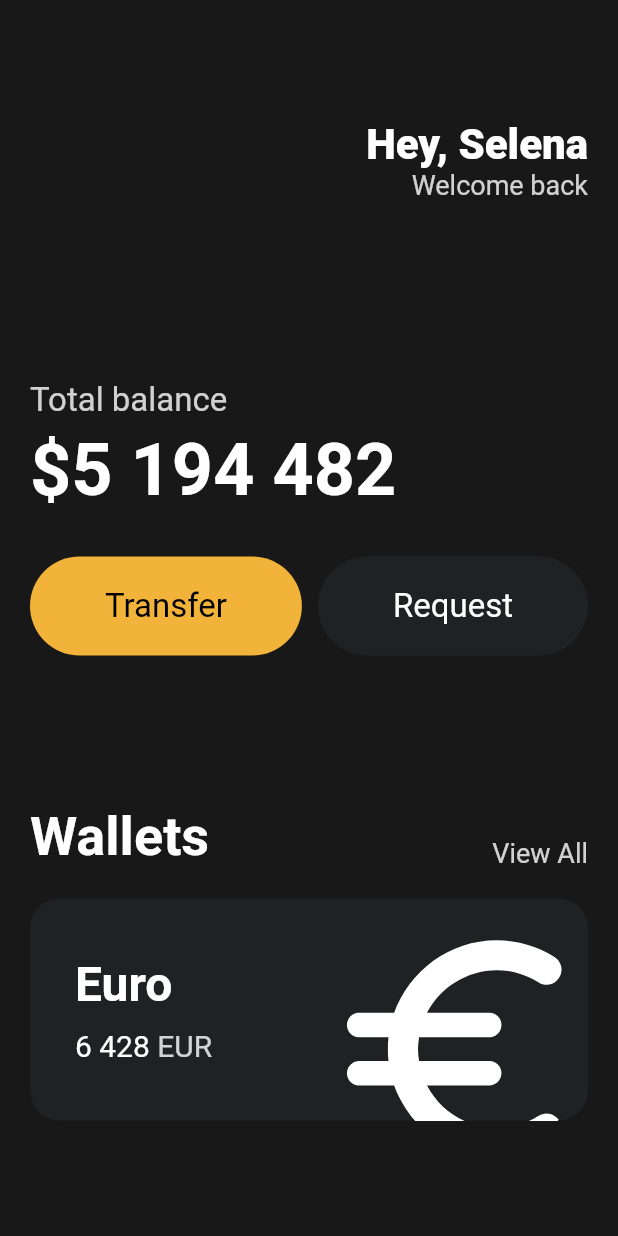
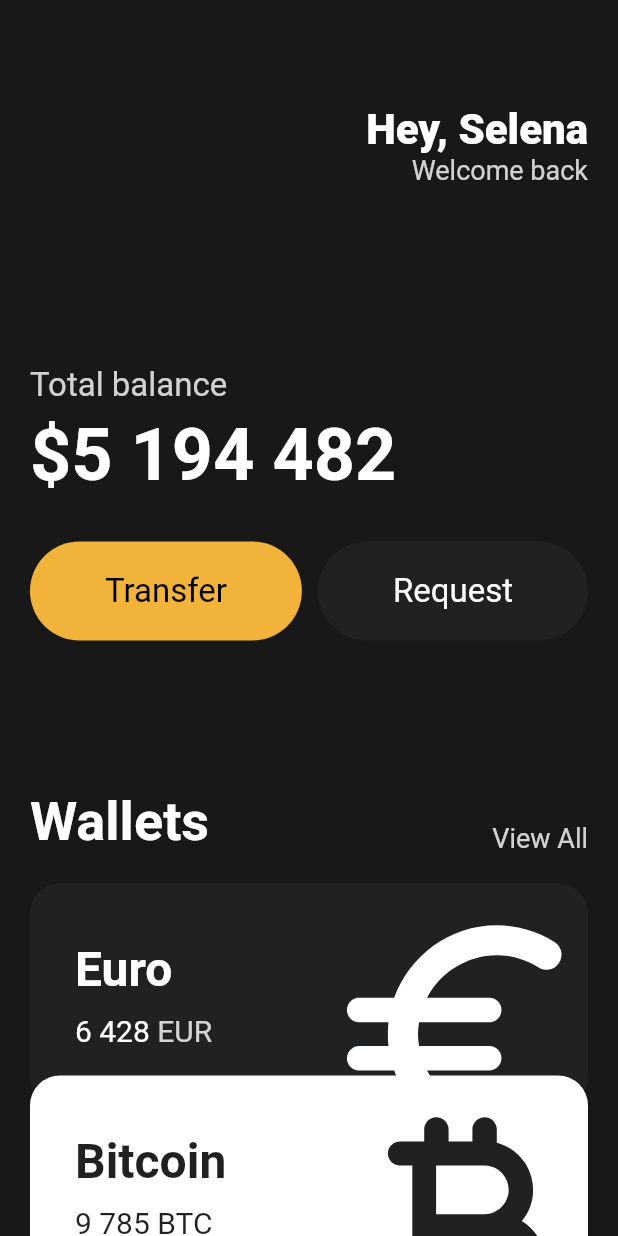
Before and after one commit to WhiteKr/selena-wallet, a Flutter app: the screen it shows after launch, on a phone screen of 412 x 824 dp. Run offline on Flutter 3.47's test engine with Material 2 defaults, Android fonts, the phone set to English and light mode, and no system bars.

Commit message:
update: three cards using new widget

```diff
--- a/lib/main.dart
+++ b/lib/main.dart
@@ -1,5 +1,6 @@
 import 'package:flutter/material.dart';
 import 'package:toonflix/widgets/button.dart';
+import 'package:toonflix/widgets/currency_card.dart';
 
 void main() {
   runApp(const App());
@@ -13,12 +14,13 @@
     return MaterialApp(
       home: Scaffold(
         backgroundColor: const Color(0xFF181818),
-        body: Padding(
+        body: SingleChildScrollView(
+          child: Padding(
             padding: const EdgeInsets.symmetric(horizontal: 20),
             child: Column(
               crossAxisAlignment: CrossAxisAlignment.start,
               children: [
-              const SizedBox(height: 80),
+                const SizedBox(height: 70),
                 Row(
                   mainAxisAlignment: MainAxisAlignment.end,
                   children: [
@@ -100,68 +102,37 @@
                   ],
                 ),
                 const SizedBox(height: 20),
-              Container(
-                clipBehavior: Clip.hardEdge,
-                decoration: BoxDecoration(
-                  color: const Color(0xFF1F2123),
-                  borderRadius: BorderRadius.circular(20),
+                const CurrencyCard(
+                  name: 'Euro',
+                  code: 'EUR',
+                  amount: '6 428',
+                  icon: Icons.euro_rounded,
+                  isInverted: false,
                 ),
-                child: Padding(
-                  padding: const EdgeInsets.all(30),
-                  child: Row(
-                    mainAxisAlignment: MainAxisAlignment.spaceBetween,
-                    children: [
-                      Column(
-                        crossAxisAlignment: CrossAxisAlignment.start,
-                        children: [
-                          const Text(
-                            'Euro',
-                            style: TextStyle(
-                              color: Colors.white,
-                              fontSize: 32,
-                              fontWeight: FontWeight.w600,
+                Transform.translate(
+                  offset: const Offset(0, -20),
+                  child: const CurrencyCard(
+                    name: 'Bitcoin',
+                    code: 'BTC',
+                    amount: '9 785',
+                    icon: Icons.currency_bitcoin_rounded,
+                    isInverted: true,
                   ),
                 ),
-                          const SizedBox(height: 10),
-                          Row(
-                            children: [
-                              const Text(
-                                '6 428',
-                                style: TextStyle(
-                                  color: Colors.white,
-                                  fontSize: 20,
-                                ),
-                              ),
-                              const SizedBox(width: 5),
-                              Text(
-                                'EUR',
-                                style: TextStyle(
-                                  color: Colors.white.withOpacity(0.8),
-                                  fontSize: 20,
-                                ),
-                              ),
-                            ],
-                          ),
-                        ],
-                      ),
-                      Transform.scale(
-                        scale: 2.2,
-                        child: Transform.translate(
-                          offset: const Offset(-5, 12),
-                          child: const Icon(
-                            Icons.euro_rounded,
-                            color: Colors.white,
-                            size: 88,
-                          ),
+                Transform.translate(
+                  offset: const Offset(0, -40),
+                  child: const CurrencyCard(
+                    name: 'Dollar',
+                    code: 'USD',
+                    amount: '428',
+                    icon: Icons.attach_money_rounded,
+                    isInverted: false,
                   ),
                 ),
               ],
             ),
           ),
         ),
-            ],
-          ),
-        ),
       ),
     );
   }
--- /dev/null
+++ b/lib/widgets/currency_card.dart
@@ -0,0 +1,83 @@
+import 'package:flutter/material.dart';
+
+class CurrencyCard extends StatelessWidget {
+  final String name, code, amount;
+  final IconData icon;
+  final bool isInverted;
+
+  final _blackColor = const Color(0xFF1F2123);
+
+  const CurrencyCard({
+    super.key,
+    required this.name,
+    required this.code,
+    required this.amount,
+    required this.icon,
+    required this.isInverted,
+  });
+
+  @override
+  Widget build(BuildContext context) {
+    return Container(
+      clipBehavior: Clip.hardEdge,
+      decoration: BoxDecoration(
+        color: isInverted ? Colors.white : _blackColor,
+        borderRadius: BorderRadius.circular(20),
+      ),
+      child: Padding(
+        padding: const EdgeInsets.all(30),
+        child: Row(
+          mainAxisAlignment: MainAxisAlignment.spaceBetween,
+          children: [
+            Column(
+              crossAxisAlignment: CrossAxisAlignment.start,
+              children: [
+                Text(
+                  name,
+                  style: TextStyle(
+                    color: isInverted ? _blackColor : Colors.white,
+                    fontSize: 32,
+                    fontWeight: FontWeight.w600,
+                  ),
+                ),
+                const SizedBox(height: 10),
+                Row(
+                  children: [
+                    Text(
+                      amount,
+                      style: TextStyle(
+                        color: isInverted ? _blackColor : Colors.white,
+                        fontSize: 20,
+                      ),
+                    ),
+                    const SizedBox(width: 5),
+                    Text(
+                      code,
+                      style: TextStyle(
+                        color: isInverted
+                            ? _blackColor
+                            : Colors.white.withOpacity(0.8),
+                        fontSize: 20,
+                      ),
+                    ),
+                  ],
+                ),
+              ],
+            ),
+            Transform.scale(
+              scale: 2.2,
+              child: Transform.translate(
+                offset: const Offset(-5, 12),
+                child: Icon(
+                  icon,
+                  color: isInverted ? _blackColor : Colors.white,
+                  size: 88,
+                ),
+              ),
+            ),
+          ],
+        ),
+      ),
+    );
+  }
+}
```
Lines whose indentation alone changed are shown as unchanged.
